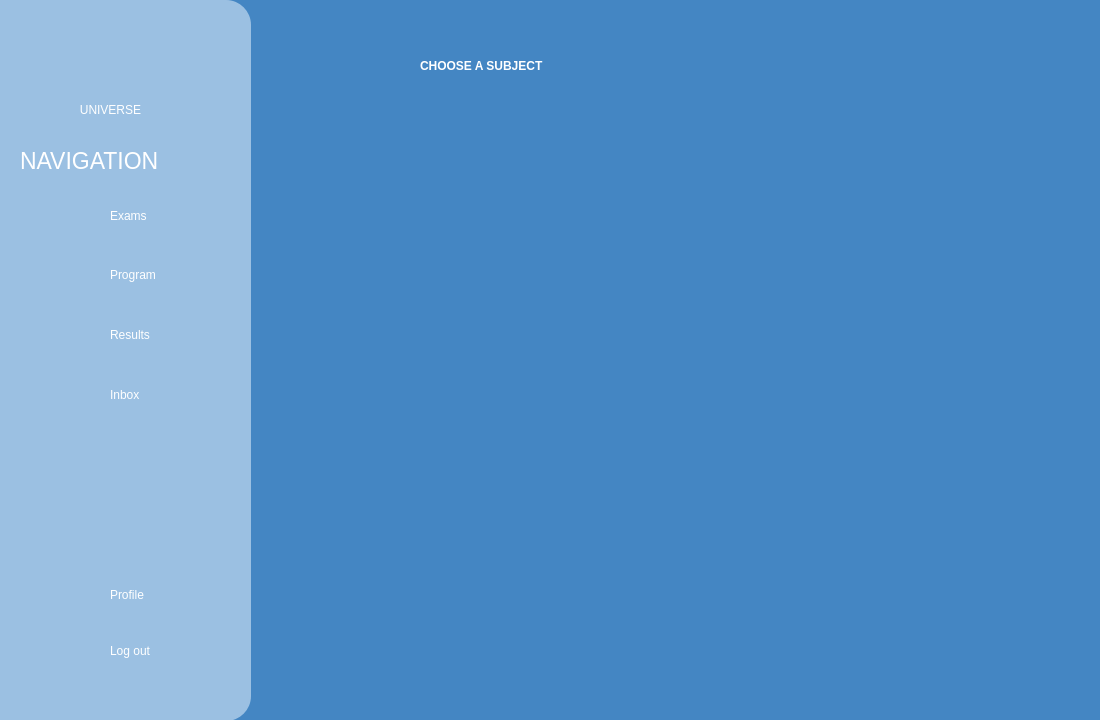
First picture: the form in AGUniverse/presentationLayer/exams.ui, repository codingburgas/sprint-eschool-ag-universe, before the edit.
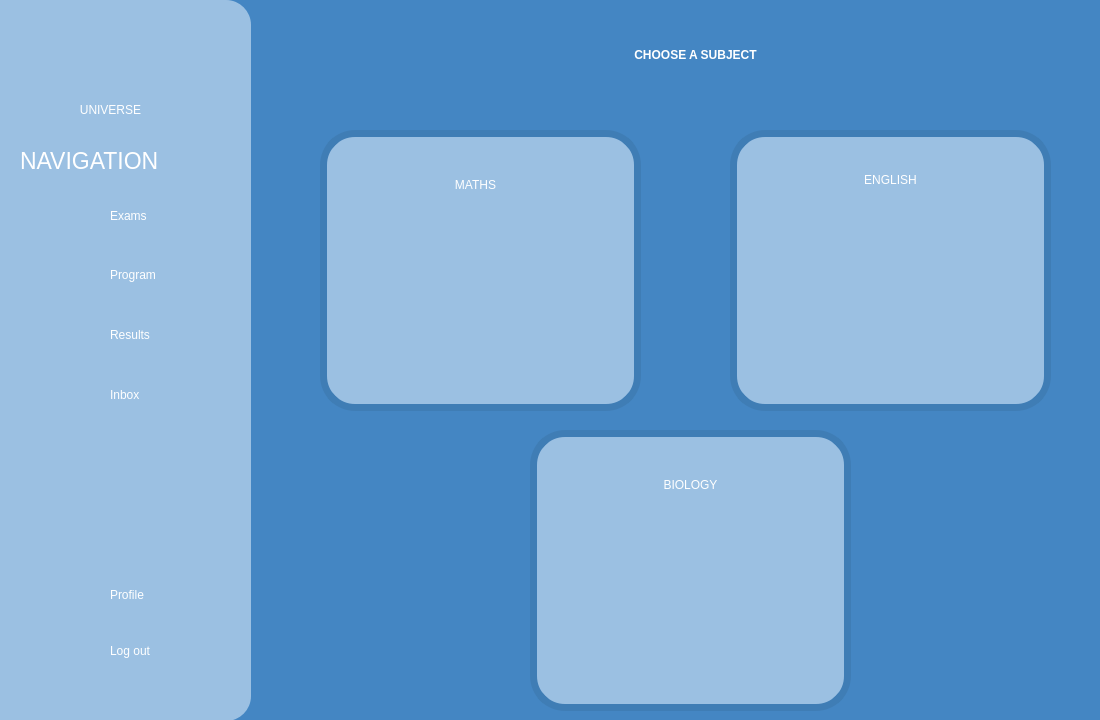
Second picture: the form after the edit. Icons and pictures are not drawn.

Commit message: Design exams page and add subjects (Close #15)

The edit to the form file:
```diff
--- a/AGUniverse/presentationLayer/exams.ui
+++ b/AGUniverse/presentationLayer/exams.ui
@@ -32,10 +32,10 @@
   <widget class="QLabel" name="titleLabel">
    <property name="geometry">
     <rect>
-     <x>420</x>
-     <y>30</y>
-     <width>481</width>
-     <height>71</height>
+     <x>360</x>
+     <y>10</y>
+     <width>671</width>
+     <height>91</height>
     </rect>
    </property>
    <property name="styleSheet">
@@ -44,7 +44,7 @@
 font: 40pt &quot;Aura&quot;;</string>
    </property>
    <property name="text">
-    <string>CHOOSE A SUBJECT</string>
+    <string>&lt;html&gt;&lt;head/&gt;&lt;body&gt;&lt;p align=&quot;center&quot;&gt;CHOOSE A SUBJECT&lt;/p&gt;&lt;/body&gt;&lt;/html&gt;</string>
    </property>
   </widget>
   <widget class="QFrame" name="frame_2">
@@ -347,6 +347,168 @@
     </property>
    </widget>
   </widget>
+  <widget class="QLabel" name="mathsBox">
+   <property name="geometry">
+    <rect>
+     <x>320</x>
+     <y>130</y>
+     <width>321</width>
+     <height>281</height>
+    </rect>
+   </property>
+   <property name="styleSheet">
+    <string notr="true">background-color:rgb(155, 192, 226);
+border:7px solid #3F7DB5;
+border-radius:35px;</string>
+   </property>
+   <property name="text">
+    <string/>
+   </property>
+  </widget>
+  <widget class="QLabel" name="englishBox">
+   <property name="geometry">
+    <rect>
+     <x>730</x>
+     <y>130</y>
+     <width>321</width>
+     <height>281</height>
+    </rect>
+   </property>
+   <property name="styleSheet">
+    <string notr="true">background-color:rgb(155, 192, 226);
+border:7px solid #3F7DB5;
+border-radius:35px;</string>
+   </property>
+   <property name="text">
+    <string/>
+   </property>
+  </widget>
+  <widget class="QLabel" name="biologyBox">
+   <property name="geometry">
+    <rect>
+     <x>530</x>
+     <y>430</y>
+     <width>321</width>
+     <height>281</height>
+    </rect>
+   </property>
+   <property name="styleSheet">
+    <string notr="true">background-color:rgb(155, 192, 226);
+border:7px solid #3F7DB5;
+border-radius:35px;</string>
+   </property>
+   <property name="text">
+    <string/>
+   </property>
+  </widget>
+  <widget class="QLabel" name="mathsTitle">
+   <property name="geometry">
+    <rect>
+     <x>370</x>
+     <y>140</y>
+     <width>211</width>
+     <height>91</height>
+    </rect>
+   </property>
+   <property name="styleSheet">
+    <string notr="true">color:white;
+font: 50pt &quot;Aura&quot;;</string>
+   </property>
+   <property name="text">
+    <string>&lt;html&gt;&lt;head/&gt;&lt;body&gt;&lt;p align=&quot;center&quot;&gt;MATHS&lt;/p&gt;&lt;/body&gt;&lt;/html&gt;</string>
+   </property>
+  </widget>
+  <widget class="QLabel" name="englishTitle">
+   <property name="geometry">
+    <rect>
+     <x>760</x>
+     <y>140</y>
+     <width>261</width>
+     <height>81</height>
+    </rect>
+   </property>
+   <property name="styleSheet">
+    <string notr="true">color:white;
+font: 50pt &quot;Aura&quot;;</string>
+   </property>
+   <property name="text">
+    <string>&lt;html&gt;&lt;head/&gt;&lt;body&gt;&lt;p align=&quot;center&quot;&gt;ENGLISH&lt;/p&gt;&lt;/body&gt;&lt;/html&gt;</string>
+   </property>
+  </widget>
+  <widget class="QLabel" name="biologyTitle">
+   <property name="geometry">
+    <rect>
+     <x>560</x>
+     <y>440</y>
+     <width>261</width>
+     <height>91</height>
+    </rect>
+   </property>
+   <property name="styleSheet">
+    <string notr="true">color:white;
+font: 50pt &quot;Aura&quot;;</string>
+   </property>
+   <property name="text">
+    <string>&lt;html&gt;&lt;head/&gt;&lt;body&gt;&lt;p align=&quot;center&quot;&gt;BIOLOGY&lt;/p&gt;&lt;/body&gt;&lt;/html&gt;</string>
+   </property>
+  </widget>
+  <widget class="QLabel" name="maths_Icon">
+   <property name="geometry">
+    <rect>
+     <x>405</x>
+     <y>240</y>
+     <width>141</width>
+     <height>141</height>
+    </rect>
+   </property>
+   <property name="text">
+    <string/>
+   </property>
+   <property name="pixmap">
+    <pixmap resource="../resources.qrc">:/assets/images/math_icon.png</pixmap>
+   </property>
+   <property name="scaledContents">
+    <bool>true</bool>
+   </property>
+  </widget>
+  <widget class="QLabel" name="english_Icon">
+   <property name="geometry">
+    <rect>
+     <x>820</x>
+     <y>240</y>
+     <width>141</width>
+     <height>141</height>
+    </rect>
+   </property>
+   <property name="text">
+    <string/>
+   </property>
+   <property name="pixmap">
+    <pixmap resource="../resources.qrc">:/assets/images/english_icon.png</pixmap>
+   </property>
+   <property name="scaledContents">
+    <bool>true</bool>
+   </property>
+  </widget>
+  <widget class="QLabel" name="biology_Icon">
+   <property name="geometry">
+    <rect>
+     <x>620</x>
+     <y>540</y>
+     <width>141</width>
+     <height>141</height>
+    </rect>
+   </property>
+   <property name="text">
+    <string/>
+   </property>
+   <property name="pixmap">
+    <pixmap resource="../resources.qrc">:/assets/images/biology_icon.png</pixmap>
+   </property>
+   <property name="scaledContents">
+    <bool>true</bool>
+   </property>
+  </widget>
  </widget>
  <resources>
   <include location="../resources.qrc"/>
```
Left out of the diff: 4 changed lines with no effect on the pictures. The commit also changes 15 other files.
